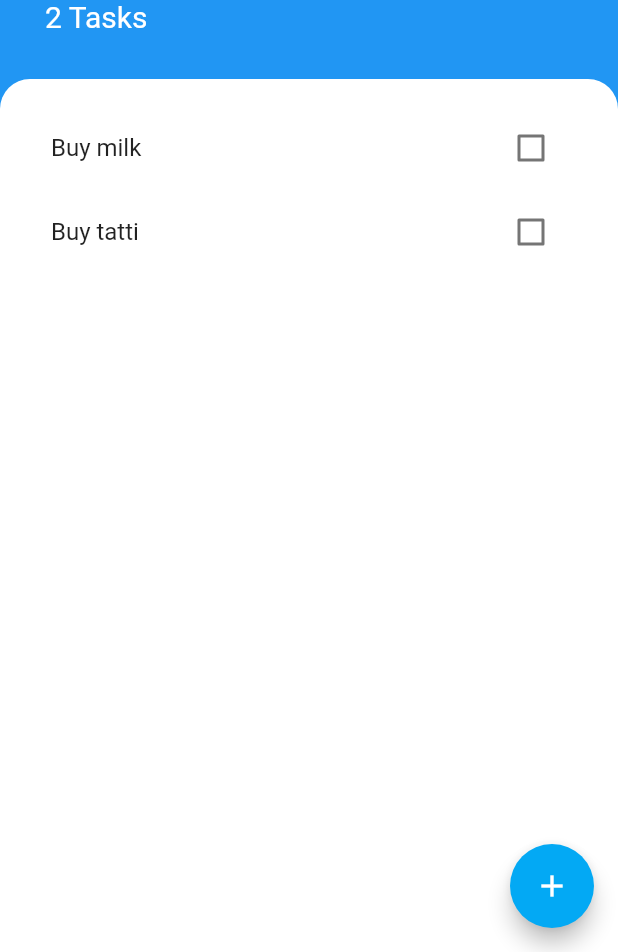
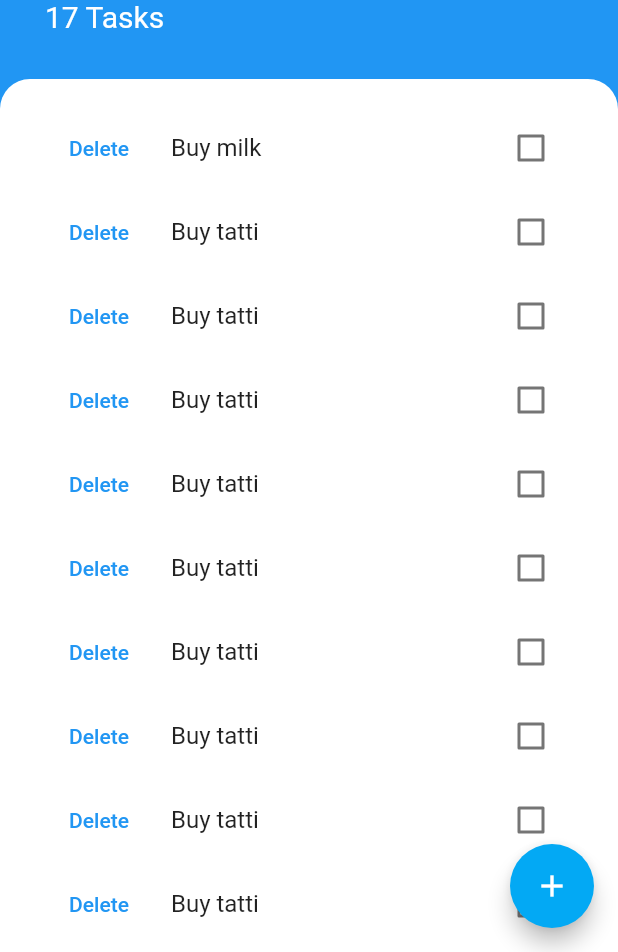
Before and after one commit to Programer3/todo, a Flutter app: the screen it shows after launch, on a phone screen of 412 x 824 dp, the part 284-1236 px from its top. Run offline on Flutter 3.47's test engine with Material 2 defaults, Android fonts, the phone set to English and light mode, and no system bars; missing offline and left inert: flutter_dialogs.

Commit message:
just update the no of tasks and everything is almost done

```diff
--- a/lib/listofTasks.dart
+++ b/lib/listofTasks.dart
@@ -23,7 +23,13 @@ class _ListofTasksState extends State<ListofTasks> {
               setState(() {
                 widget.tasks[index].toggleDone();
               });
+            },
+            setstate: () {
+              setState(() {
+                widget.tasks.removeAt(index);
               });
+            },
+          );
         },
         itemCount: widget.tasks.length,
       ),
--- a/lib/task.dart
+++ b/lib/task.dart
@@ -1,7 +1,11 @@
 class Task {
   final String name;
   bool isdone;
-  Task({this.isdone = false, required this.name});
+  // Widget deletebtn;
+  Task({
+    this.isdone = false,
+    required this.name,
+  });
 
   void toggleDone() {
     isdone = !isdone;
--- a/lib/taskscreen.dart
+++ b/lib/taskscreen.dart
@@ -104,6 +104,21 @@ class _TaskscreenState extends State<Taskscreen> {
   List<Task> tasks = [
     Task(name: 'Buy milk'),
     Task(name: 'Buy tatti'),
+    Task(name: 'Buy tatti'),
+    Task(name: 'Buy tatti'),
+    Task(name: 'Buy tatti'),
+    Task(name: 'Buy tatti'),
+    Task(name: 'Buy tatti'),
+    Task(name: 'Buy tatti'),
+    Task(name: 'Buy tatti'),
+    Task(name: 'Buy tatti'),
+    Task(name: 'Buy tatti'),
+    Task(name: 'Buy tatti'),
+    Task(name: 'Buy tatti'),
+    Task(name: 'Buy tatti'),
+    Task(name: 'Buy tatti'),
+    Task(name: 'Buy tatti'),
+    Task(name: 'Buy tatti'),
   ];
 
   @override
--- a/lib/tasktile.dart
+++ b/lib/tasktile.dart
@@ -4,15 +4,18 @@ class Tasktile extends StatelessWidget {
   final bool ischecked;
   final String taskTitle;
   final Function(bool?) checkboxcallback;
+  final Function()? setstate;
 
   Tasktile(
       {required this.ischecked,
       required this.taskTitle,
-      required this.checkboxcallback});
+      required this.checkboxcallback,
+      required this.setstate});
 
   @override
   Widget build(BuildContext context) {
     return ListTile(
+      leading: TextButton(onPressed: setstate, child: Text('Delete')),
       title: Text(
         taskTitle,
         style: TextStyle(
```
Lines whose indentation alone changed are shown as unchanged.
